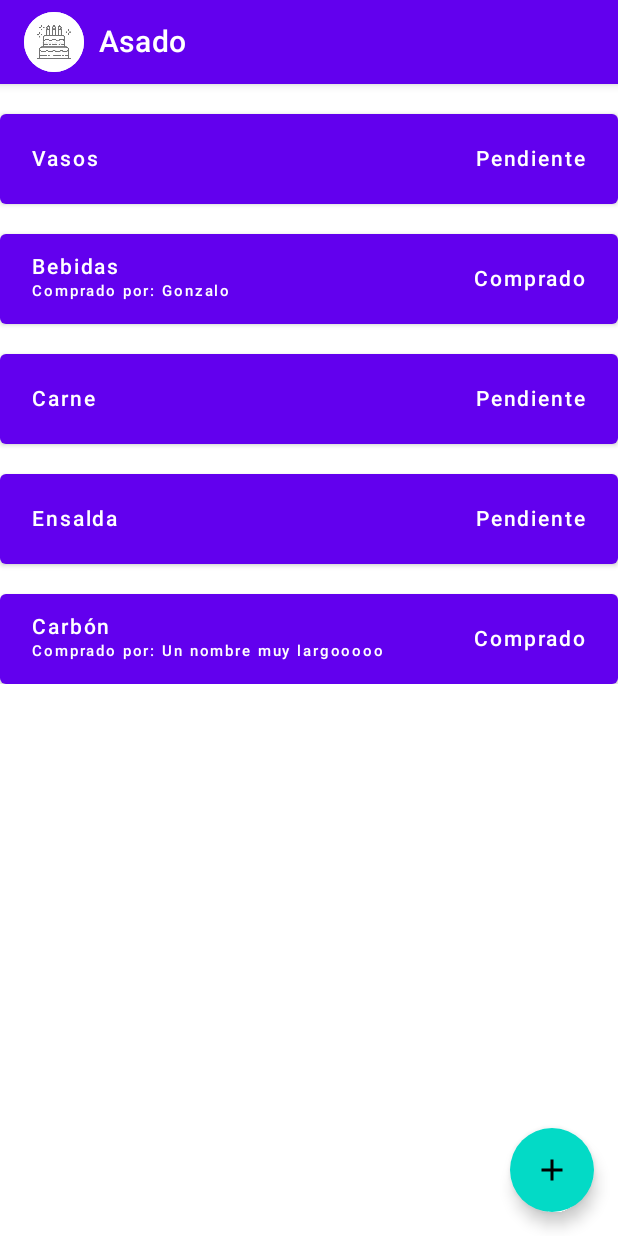
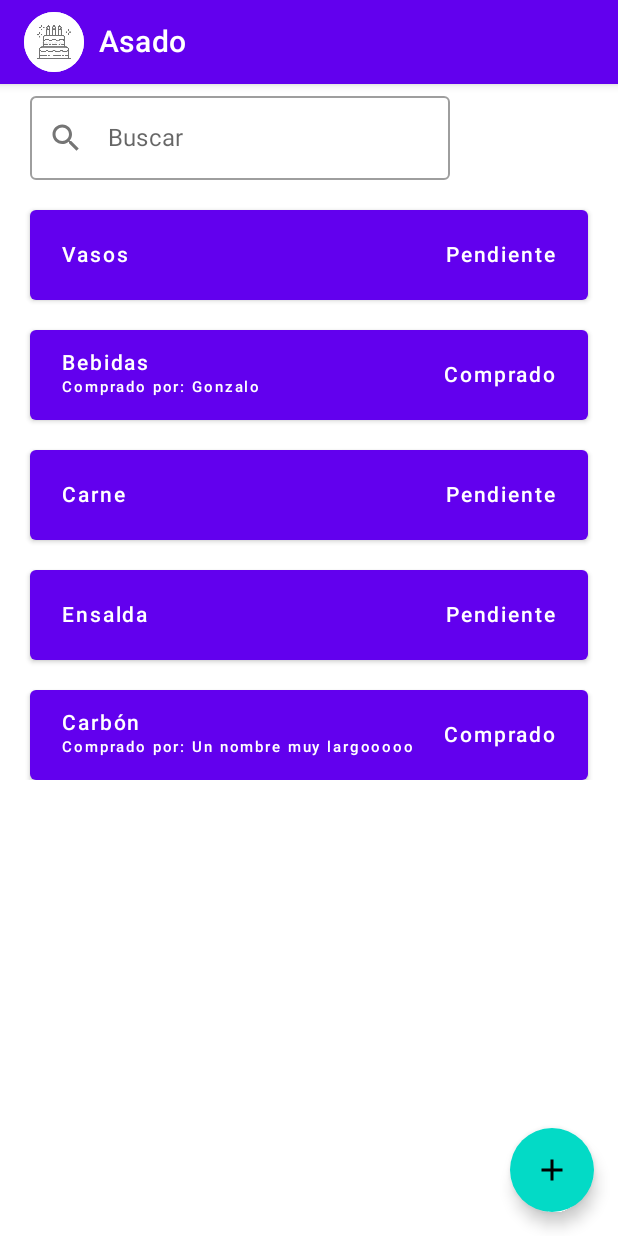
Before and after one commit to UTN-FRBA-Mobile/RegalApp, an Android app built with Jetpack Compose: the @Preview function ItemScreen, on a phone screen of 412 x 824 dp. Run offline under Robolectric (Android 15) with nearby library versions, the phone set to English and light mode, and no system bars.

Commit message:
add filter to item list

```diff
--- a/android/app/src/main/java/com/utn/frba/mobile/regalapp/items/ItemList.kt
+++ b/android/app/src/main/java/com/utn/frba/mobile/regalapp/items/ItemList.kt
@@ -1,22 +1,68 @@
 package com.utn.frba.mobile.regalapp.events
 
+import androidx.compose.foundation.layout.Column
 import androidx.compose.foundation.layout.PaddingValues
 import androidx.compose.foundation.layout.Spacer
+import androidx.compose.foundation.layout.padding
 import androidx.compose.foundation.layout.height
 import androidx.compose.foundation.lazy.LazyColumn
 import androidx.compose.foundation.lazy.items
+import androidx.compose.material.Icon
+import androidx.compose.material.OutlinedTextField
+import androidx.compose.material.Text
+import androidx.compose.material.icons.Icons
+import androidx.compose.material.icons.filled.Search
 import androidx.compose.runtime.Composable
+import androidx.compose.runtime.getValue
+import androidx.compose.runtime.setValue
+import androidx.compose.runtime.mutableStateOf
+import androidx.compose.runtime.remember
 import androidx.compose.ui.Modifier
-import androidx.compose.ui.unit.Dp
+import androidx.compose.ui.res.stringResource
+
+import androidx.compose.ui.unit.dp
+import com.utn.frba.mobile.regalapp.R
 
 @Composable
 fun ItemList(items: List<ItemModel>, contentPadding: PaddingValues) {
-    LazyColumn(
-        contentPadding = contentPadding,
+    var itemFilter by remember{
+        mutableStateOf("")
+    }
+    var filteredItems by remember {
+        mutableStateOf(items)
+    }
+    fun onFilterChange(value: String) {
+        itemFilter = value
+        filteredItems = items.filter { item ->
+            item.name.lowercase().contains(value.lowercase())
+        }
+    }
+    Column(
+        modifier = Modifier.padding(
+            horizontal = 20.dp
+        )
     ) {
-        items(items) { item ->
-            Spacer(modifier = Modifier.height(Dp(20F)))
-            ItemCard(item)
+        OutlinedTextField(
+            value = itemFilter,
+            label = { Text(text = stringResource(id = R.string.search)) },
+            leadingIcon = {
+                Icon(
+                    imageVector = Icons.Filled.Search,
+                    contentDescription = stringResource(id = R.string.search)
+                )
+            },
+            onValueChange = { value: String ->
+                onFilterChange(value)
+            }
+        )
+        LazyColumn(
+            contentPadding = contentPadding,
+        ) {
+
+            items(filteredItems) { item ->
+                Spacer(modifier = Modifier.height(20.dp))
+                ItemCard(item)
+            }
         }
     }
 }
--- a/android/app/src/main/res/values/strings.xml
+++ b/android/app/src/main/res/values/strings.xml
@@ -1,10 +1,12 @@
 <resources>
     <string name="app_name">regalapp</string>
-
+    <!--    HomeScreen-->
     <string name="user_image_content_description">user-image</string>
     <string name="home_screen_title">Home</string>
     <string name="items_bought">%d/%d comprados</string>
+    <!--    ItemScreen-->
     <string name="bought_by">Comprado por: %s</string>
     <string name="bougth">Comprado</string>
     <string name="pending">Pendiente</string>
+    <string name="search">Buscar</string>
 </resources>
```
